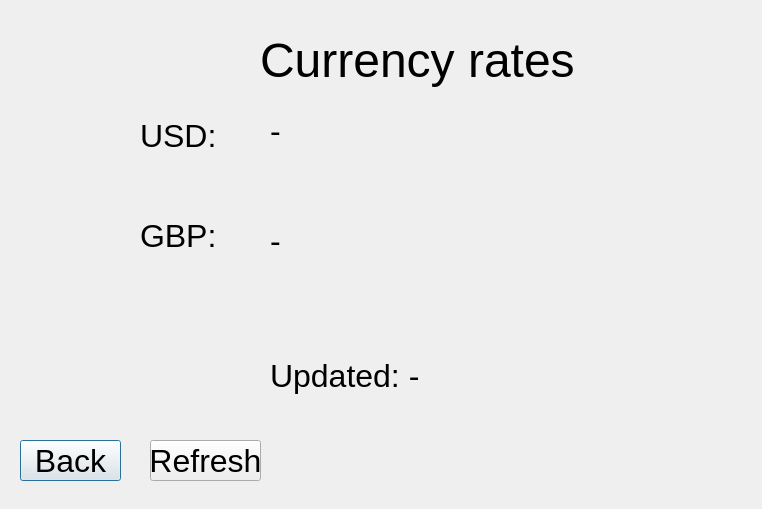
Before: the Qt Designer form bank-automat/currency.ui in 25kmo-project/group_15, drawn with Qt 5.
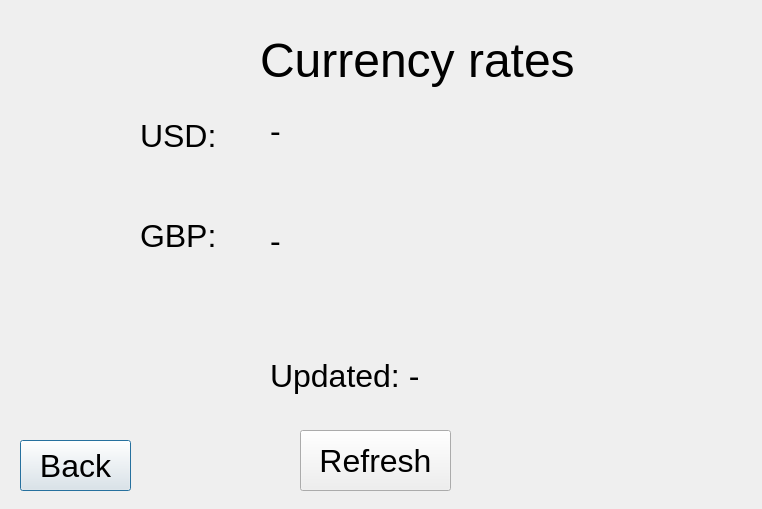
After: the same form once the commit is applied.

```diff
--- a/bank-automat/currency.ui
+++ b/bank-automat/currency.ui
@@ -198,8 +198,8 @@
     <rect>
      <x>20</x>
      <y>440</y>
-     <width>101</width>
-     <height>41</height>
+     <width>111</width>
+     <height>51</height>
     </rect>
    </property>
    <property name="font">
@@ -215,10 +215,10 @@
   <widget class="QPushButton" name="btnRefresh">
    <property name="geometry">
     <rect>
-     <x>150</x>
-     <y>440</y>
-     <width>111</width>
-     <height>41</height>
+     <x>300</x>
+     <y>430</y>
+     <width>151</width>
+     <height>61</height>
     </rect>
    </property>
    <property name="font">
```
